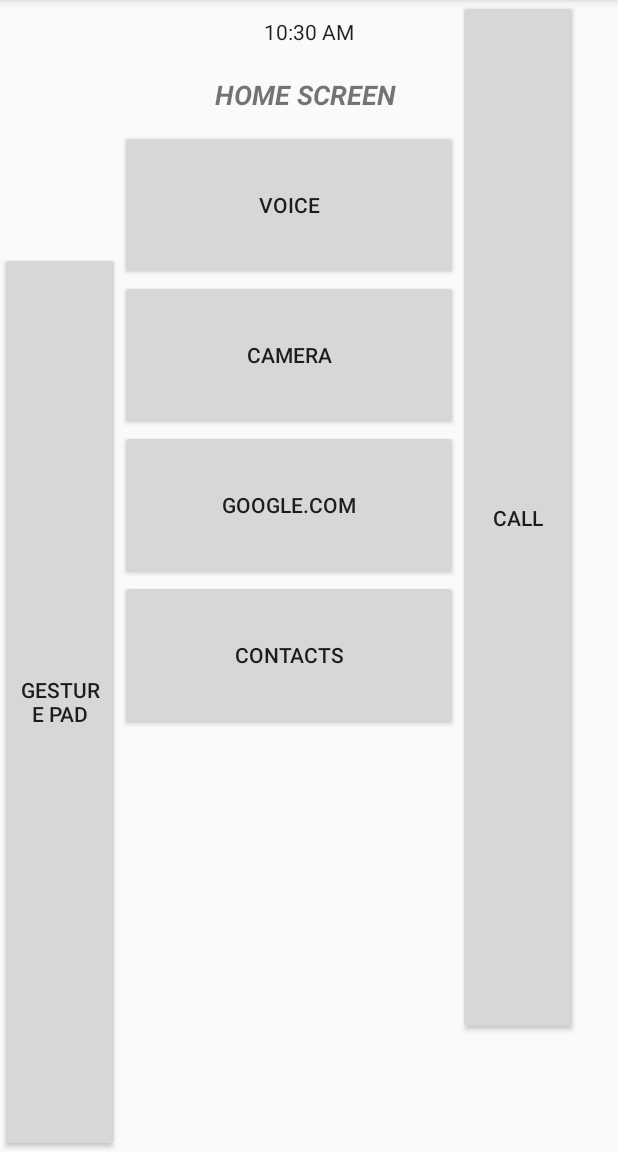
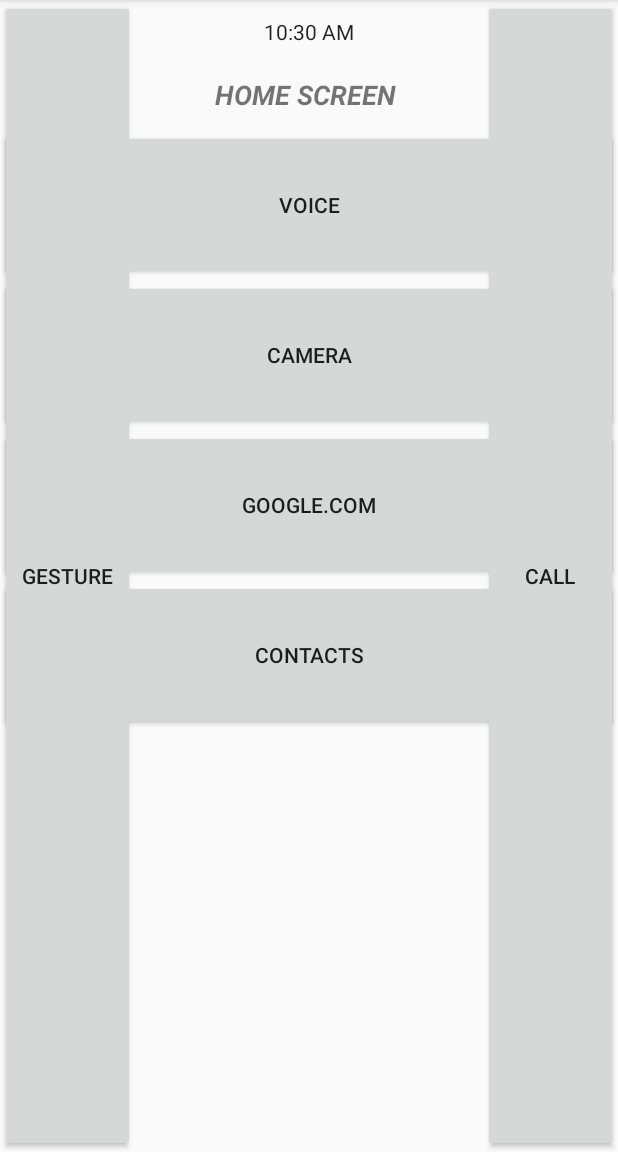
Before and after one commit to edwinjosechittilappilly/ARGUS, an Android app: the screen it shows after launch (MainActivity), on a phone screen of 412 x 824 dp, the part 84-1236 px from its top. Run offline under Robolectric (Android 15) with nearby library versions, the phone set to English and light mode, and no system bars.

Commit message:
layout edited

```diff
--- a/app/src/main/res/layout/activity_main.xml
+++ b/app/src/main/res/layout/activity_main.xml
@@ -16,23 +16,6 @@
         android:layout_marginTop="11dp"
         android:layout_width="wrap_content" />
 
-    <Button
-        android:text="Gesture Pad"
-        android:layout_height="600dp"
-        android:id="@+id/button6"
-        android:layout_alignParentStart="true"
-        android:layout_alignParentBottom="true"
-        android:layout_width="80dp" />
-
-    <Button
-        android:text="call"
-        android:layout_width="80dp"
-        android:id="@+id/button2"
-        android:layout_height="690dp"
-        android:layout_gravity="right"
-        android:layout_alignParentTop="true"
-        android:layout_toEndOf="@+id/button3" />
-
     <TextView
         android:text="Home Screen "
         android:layout_width="match_parent"
@@ -48,36 +31,55 @@
         android:layout_marginTop="20dp" />
 
     <Button
-        android:text="camera"
-        android:layout_width="225dp"
-        android:id="@+id/button5"
-        android:layout_height="100dp"
-        android:layout_below="@+id/button4"
-        android:layout_toEndOf="@+id/button6" />
-
-    <Button
         android:text="google.com"
         android:id="@+id/button"
-        android:layout_width="225dp"
+        android:layout_width="match_parent"
         android:layout_height="100dp"
         android:layout_below="@+id/button5"
-        android:layout_toEndOf="@+id/button6" />
+        android:layout_alignParentEnd="true" />
 
     <Button
         android:text="Voice"
-        android:layout_width="225dp"
+        android:layout_width="match_parent"
         android:id="@+id/button4"
         android:layout_height="100dp"
         android:layout_marginTop="11dp"
         android:layout_below="@+id/textView2"
-        android:layout_toEndOf="@+id/button6" />
+        android:layout_toEndOf="@+id/button6"
+        android:layout_alignParentStart="true" />
 
     <Button
         android:text="Contacts"
         android:layout_height="100dp"
         android:id="@+id/button3"
-        android:layout_width="225dp"
+        android:layout_width="match_parent"
         android:layout_below="@+id/button"
-        android:layout_toEndOf="@+id/button6" />
+        android:layout_alignParentEnd="true" />
+
+    <Button
+        android:text="camera"
+        android:layout_width="match_parent"
+        android:id="@+id/button5"
+        android:layout_height="100dp"
+        android:layout_below="@+id/button4"
+        android:layout_toEndOf="@+id/button6"
+        android:layout_alignParentStart="true" />
+
+    <Button
+        android:text="Gesture"
+        android:layout_height="match_parent"
+        android:id="@+id/button6"
+        android:layout_alignParentStart="true"
+        android:layout_width="90dp"
+        android:autoText="false" />
+
+    <Button
+        android:text="call"
+        android:id="@+id/button2"
+        android:layout_height="match_parent"
+        android:layout_gravity="right"
+        android:layout_alignBottom="@+id/button6"
+        android:layout_alignParentEnd="true"
+        android:layout_width="90dp" />
 
 </RelativeLayout>
```
